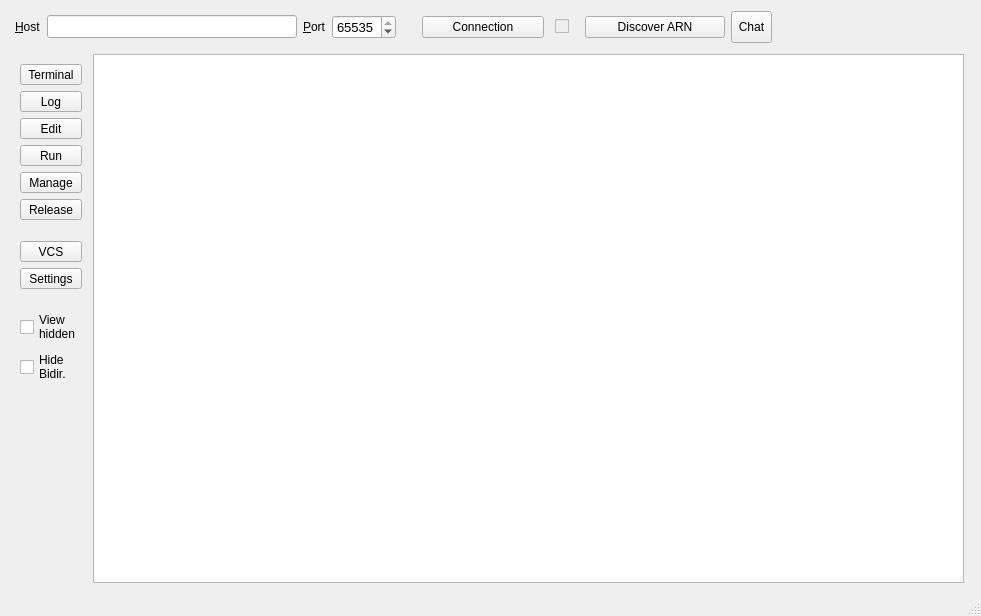
This is src/MainWindow.ui in micwik/ArnBrowser as Qt 5 draws it before an edit. The edited form follows.
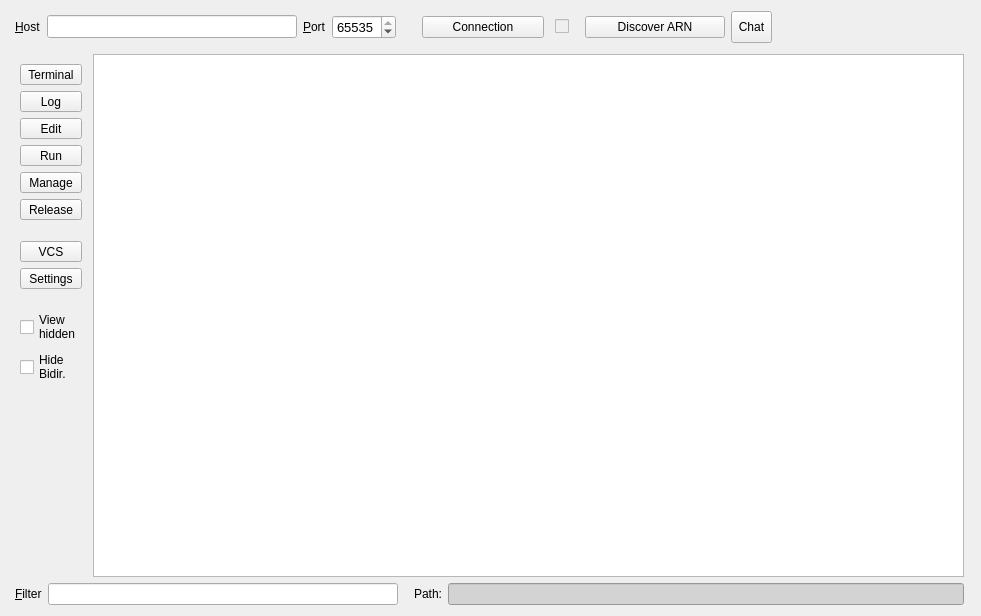
This is the edited form. Icons and pictures are not drawn.

Commit message: MainWindow.ui: Replaced statusbar in bottom with text lines for path and the new filter function.

```diff
--- a/src/MainWindow.ui
+++ b/src/MainWindow.ui
@@ -711,9 +711,137 @@
       </item>
      </layout>
     </item>
+    <item>
+     <layout class="QHBoxLayout" name="bottomLayout">
+      <property name="leftMargin">
+       <number>0</number>
+      </property>
+      <property name="topMargin">
+       <number>0</number>
+      </property>
+      <item>
+       <widget class="QLabel" name="filterLabel">
+        <property name="enabled">
+         <bool>true</bool>
+        </property>
+        <property name="sizePolicy">
+         <sizepolicy hsizetype="Preferred" vsizetype="Preferred">
+          <horstretch>0</horstretch>
+          <verstretch>0</verstretch>
+         </sizepolicy>
+        </property>
+        <property name="maximumSize">
+         <size>
+          <width>16777215</width>
+          <height>16777215</height>
+         </size>
+        </property>
+        <property name="text">
+         <string>&amp;Filter</string>
+        </property>
+        <property name="buddy">
+         <cstring>filterEdit</cstring>
+        </property>
+       </widget>
+      </item>
+      <item>
+       <widget class="QLineEdit" name="filterEdit">
+        <property name="sizePolicy">
+         <sizepolicy hsizetype="MinimumExpanding" vsizetype="Fixed">
+          <horstretch>0</horstretch>
+          <verstretch>0</verstretch>
+         </sizepolicy>
+        </property>
+        <property name="minimumSize">
+         <size>
+          <width>0</width>
+          <height>0</height>
+         </size>
+        </property>
+        <property name="maximumSize">
+         <size>
+          <width>350</width>
+          <height>16777214</height>
+         </size>
+        </property>
+       </widget>
+      </item>
+      <item>
+       <spacer name="horizontalSpacer_5">
+        <property name="orientation">
+         <enum>Qt::Horizontal</enum>
+        </property>
+        <property name="sizeType">
+         <enum>QSizePolicy::Maximum</enum>
+        </property>
+        <property name="sizeHint" stdset="0">
+         <size>
+          <width>10</width>
+          <height>20</height>
+         </size>
+        </property>
+       </spacer>
+      </item>
+      <item>
+       <widget class="QLabel" name="pathLabel">
+        <property name="maximumSize">
+         <size>
+          <width>35</width>
+          <height>16777215</height>
+         </size>
+        </property>
+        <property name="text">
+         <string>Path:</string>
+        </property>
+       </widget>
+      </item>
+      <item>
+       <widget class="QLineEdit" name="pathEdit">
+        <property name="sizePolicy">
+         <sizepolicy hsizetype="MinimumExpanding" vsizetype="Fixed">
+          <horstretch>0</horstretch>
+          <verstretch>0</verstretch>
+         </sizepolicy>
+        </property>
+        <property name="minimumSize">
+         <size>
+          <width>250</width>
+          <height>0</height>
+         </size>
+        </property>
+        <property name="maximumSize">
+         <size>
+          <width>16777215</width>
+          <height>16777215</height>
+         </size>
+        </property>
+        <property name="baseSize">
+         <size>
+          <width>0</width>
+          <height>0</height>
+         </size>
+        </property>
+        <property name="mouseTracking">
+         <bool>true</bool>
+        </property>
+        <property name="layoutDirection">
+         <enum>Qt::LeftToRight</enum>
+        </property>
+        <property name="autoFillBackground">
+         <bool>false</bool>
+        </property>
+        <property name="styleSheet">
+         <string notr="true">background: lightgrey</string>
+        </property>
+        <property name="readOnly">
+         <bool>true</bool>
+        </property>
+       </widget>
+      </item>
+     </layout>
+    </item>
    </layout>
   </widget>
-  <widget class="QStatusBar" name="statusBar"/>
  </widget>
  <layoutdefault spacing="6" margin="11"/>
  <resources>
```
